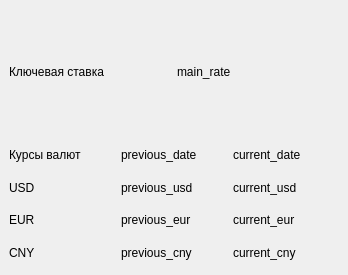
Qt form assets/cb_ui.ui (Konstantin-Here-Now/Important_Rates) before a commit.
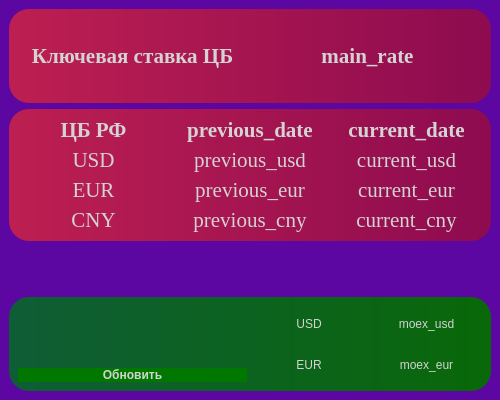
The same form after that commit. Icons and pictures are not drawn.

Commit message: Design improvements, added exchange rates from MOEX without logic (without web scraping).

The edit to the form file:
```diff
--- a/assets/cb_ui.ui
+++ b/assets/cb_ui.ui
@@ -6,14 +6,20 @@
    <rect>
     <x>0</x>
     <y>0</y>
-    <width>348</width>
-    <height>275</height>
+    <width>500</width>
+    <height>400</height>
    </rect>
   </property>
+  <property name="minimumSize">
+   <size>
+    <width>500</width>
+    <height>400</height>
+   </size>
+  </property>
   <property name="maximumSize">
    <size>
-    <width>800</width>
-    <height>800</height>
+    <width>500</width>
+    <height>400</height>
    </size>
   </property>
   <property name="windowTitle">
@@ -26,131 +32,701 @@
      <height>800</height>
     </size>
    </property>
+   <property name="font">
+    <font>
+     <family>Times New Roman</family>
+     <pointsize>16</pointsize>
+     <weight>50</weight>
+     <italic>false</italic>
+     <bold>false</bold>
+    </font>
+   </property>
    <property name="autoFillBackground">
     <bool>false</bool>
    </property>
+   <property name="styleSheet">
+    <string notr="true">background-color: rgb(92, 7, 162);
+font: 16pt &quot;Times New Roman&quot;;</string>
+   </property>
    <layout class="QVBoxLayout" name="verticalLayout_2">
     <item>
-     <layout class="QHBoxLayout" name="main_rate_layout">
-      <item>
-       <widget class="QLabel" name="constant_label_0">
-        <property name="text">
-         <string>Ключевая ставка</string>
-        </property>
-       </widget>
-      </item>
-      <item>
-       <widget class="QLabel" name="main_rate">
-        <property name="text">
-         <string>main_rate</string>
-        </property>
-       </widget>
-      </item>
-     </layout>
+     <widget class="QWidget" name="main_rate_widget" native="true">
+      <property name="styleSheet">
+       <string notr="true">background-color: qlineargradient(spread:repeat, x1:0, y1:0, x2:1, y2:0, stop:0 rgba(189, 31, 81, 255), stop:1 rgba(141, 11, 80, 255));
+border-radius: 20px;
+font: bold;</string>
+      </property>
+      <layout class="QHBoxLayout" name="horizontalLayout">
+       <item>
+        <widget class="QLabel" name="constant_label_0">
+         <property name="font">
+          <font>
+           <family>Times New Roman</family>
+           <pointsize>16</pointsize>
+           <weight>75</weight>
+           <italic>false</italic>
+           <bold>true</bold>
+          </font>
+         </property>
+         <property name="autoFillBackground">
+          <bool>false</bool>
+         </property>
+         <property name="styleSheet">
+          <string notr="true">background-color: rgba(255, 255, 255, 0);
+color: rgb(211, 211, 211);
+border-radius: 20px;</string>
+         </property>
+         <property name="frameShape">
+          <enum>QFrame::NoFrame</enum>
+         </property>
+         <property name="frameShadow">
+          <enum>QFrame::Plain</enum>
+         </property>
+         <property name="lineWidth">
+          <number>1</number>
+         </property>
+         <property name="midLineWidth">
+          <number>0</number>
+         </property>
+         <property name="text">
+          <string>Ключевая ставка ЦБ</string>
+         </property>
+         <property name="alignment">
+          <set>Qt::AlignCenter</set>
+         </property>
+        </widget>
+       </item>
+       <item>
+        <widget class="QLabel" name="main_rate">
+         <property name="autoFillBackground">
+          <bool>false</bool>
+         </property>
+         <property name="styleSheet">
+          <string notr="true">background-color: rgba(255, 255, 255, 0);
+color: rgb(211, 211, 211);
+border-radius: 20px;</string>
+         </property>
+         <property name="frameShape">
+          <enum>QFrame::NoFrame</enum>
+         </property>
+         <property name="frameShadow">
+          <enum>QFrame::Plain</enum>
+         </property>
+         <property name="lineWidth">
+          <number>1</number>
+         </property>
+         <property name="midLineWidth">
+          <number>0</number>
+         </property>
+         <property name="text">
+          <string>main_rate</string>
+         </property>
+         <property name="alignment">
+          <set>Qt::AlignCenter</set>
+         </property>
+        </widget>
+       </item>
+      </layout>
+     </widget>
     </item>
     <item>
-     <layout class="QVBoxLayout" name="other_rates_layout">
-      <item>
-       <layout class="QHBoxLayout" name="titles_layout">
-        <item>
-         <widget class="QLabel" name="constant_label_1">
-          <property name="text">
-           <string>Курсы валют</string>
-          </property>
-         </widget>
-        </item>
-        <item>
-         <widget class="QLabel" name="previous_date">
-          <property name="text">
-           <string>previous_date</string>
-          </property>
-         </widget>
-        </item>
-        <item>
-         <widget class="QLabel" name="current_date">
-          <property name="text">
-           <string>current_date</string>
-          </property>
-         </widget>
-        </item>
-       </layout>
-      </item>
-      <item>
-       <layout class="QHBoxLayout" name="usd_layout">
-        <item>
-         <widget class="QLabel" name="constant_label_2">
-          <property name="text">
-           <string>USD</string>
-          </property>
-         </widget>
-        </item>
-        <item>
-         <widget class="QLabel" name="previous_usd">
-          <property name="text">
-           <string>previous_usd</string>
-          </property>
-         </widget>
-        </item>
-        <item>
-         <widget class="QLabel" name="current_usd">
-          <property name="text">
-           <string>current_usd</string>
-          </property>
-         </widget>
-        </item>
-       </layout>
-      </item>
-      <item>
-       <layout class="QHBoxLayout" name="eur_layout">
-        <item>
-         <widget class="QLabel" name="constant_label_3">
-          <property name="text">
-           <string>EUR</string>
-          </property>
-         </widget>
-        </item>
-        <item>
-         <widget class="QLabel" name="previous_eur">
-          <property name="text">
-           <string>previous_eur</string>
-          </property>
-         </widget>
-        </item>
-        <item>
-         <widget class="QLabel" name="current_eur">
-          <property name="text">
-           <string>current_eur</string>
-          </property>
-         </widget>
-        </item>
-       </layout>
-      </item>
-      <item>
-       <layout class="QHBoxLayout" name="cny_layout">
-        <item>
-         <widget class="QLabel" name="constant_label_4">
-          <property name="text">
-           <string>CNY</string>
-          </property>
-         </widget>
-        </item>
-        <item>
-         <widget class="QLabel" name="previous_cny">
-          <property name="text">
-           <string>previous_cny</string>
-          </property>
-         </widget>
-        </item>
-        <item>
-         <widget class="QLabel" name="current_cny">
-          <property name="text">
-           <string>current_cny</string>
-          </property>
-         </widget>
-        </item>
-       </layout>
-      </item>
-     </layout>
+     <widget class="QWidget" name="other_rates_widget" native="true">
+      <property name="styleSheet">
+       <string notr="true">background-color: qlineargradient(spread:repeat, x1:0, y1:0, x2:1, y2:0, stop:0 rgba(189, 31, 81, 255), stop:1 rgba(141, 11, 80, 255));
+border-radius: 20px;</string>
+      </property>
+      <layout class="QHBoxLayout" name="horizontalLayout_2">
+       <item>
+        <layout class="QVBoxLayout" name="column_1">
+         <item>
+          <widget class="QLabel" name="constant_label_1">
+           <property name="font">
+            <font>
+             <family>Times New Roman</family>
+             <pointsize>16</pointsize>
+             <weight>75</weight>
+             <italic>false</italic>
+             <bold>true</bold>
+            </font>
+           </property>
+           <property name="styleSheet">
+            <string notr="true">background-color: rgba(255, 255, 255, 0);
+color: rgb(211, 211, 211);
+border-radius: 20px;
+font: bold;</string>
+           </property>
+           <property name="frameShape">
+            <enum>QFrame::NoFrame</enum>
+           </property>
+           <property name="frameShadow">
+            <enum>QFrame::Plain</enum>
+           </property>
+           <property name="lineWidth">
+            <number>1</number>
+           </property>
+           <property name="midLineWidth">
+            <number>0</number>
+           </property>
+           <property name="text">
+            <string>ЦБ РФ</string>
+           </property>
+           <property name="alignment">
+            <set>Qt::AlignCenter</set>
+           </property>
+          </widget>
+         </item>
+         <item>
+          <widget class="QLabel" name="constant_label_2">
+           <property name="styleSheet">
+            <string notr="true">background-color: rgba(255, 255, 255, 0);
+color: rgb(211, 211, 211);
+border-radius: 20px;</string>
+           </property>
+           <property name="frameShape">
+            <enum>QFrame::NoFrame</enum>
+           </property>
+           <property name="frameShadow">
+            <enum>QFrame::Plain</enum>
+           </property>
+           <property name="lineWidth">
+            <number>1</number>
+           </property>
+           <property name="midLineWidth">
+            <number>0</number>
+           </property>
+           <property name="text">
+            <string>USD</string>
+           </property>
+           <property name="alignment">
+            <set>Qt::AlignCenter</set>
+           </property>
+          </widget>
+         </item>
+         <item>
+          <widget class="QLabel" name="constant_label_3">
+           <property name="styleSheet">
+            <string notr="true">background-color: rgba(255, 255, 255, 0);
+color: rgb(211, 211, 211);
+border-radius: 20px;</string>
+           </property>
+           <property name="frameShape">
+            <enum>QFrame::NoFrame</enum>
+           </property>
+           <property name="frameShadow">
+            <enum>QFrame::Plain</enum>
+           </property>
+           <property name="lineWidth">
+            <number>1</number>
+           </property>
+           <property name="midLineWidth">
+            <number>0</number>
+           </property>
+           <property name="text">
+            <string>EUR</string>
+           </property>
+           <property name="alignment">
+            <set>Qt::AlignCenter</set>
+           </property>
+          </widget>
+         </item>
+         <item>
+          <widget class="QLabel" name="constant_label_4">
+           <property name="styleSheet">
+            <string notr="true">background-color: rgba(255, 255, 255, 0);
+color: rgb(211, 211, 211);
+border-radius: 20px;</string>
+           </property>
+           <property name="frameShape">
+            <enum>QFrame::NoFrame</enum>
+           </property>
+           <property name="frameShadow">
+            <enum>QFrame::Plain</enum>
+           </property>
+           <property name="lineWidth">
+            <number>1</number>
+           </property>
+           <property name="midLineWidth">
+            <number>0</number>
+           </property>
+           <property name="text">
+            <string>CNY</string>
+           </property>
+           <property name="alignment">
+            <set>Qt::AlignCenter</set>
+           </property>
+          </widget>
+         </item>
+        </layout>
+       </item>
+       <item>
+        <layout class="QVBoxLayout" name="column_2">
+         <item>
+          <widget class="QLabel" name="previous_date">
+           <property name="font">
+            <font>
+             <family>Times New Roman</family>
+             <pointsize>16</pointsize>
+             <weight>75</weight>
+             <italic>false</italic>
+             <bold>true</bold>
+            </font>
+           </property>
+           <property name="styleSheet">
+            <string notr="true">background-color: rgba(255, 255, 255, 0);
+color: rgb(211, 211, 211);
+border-radius: 20px;
+font: bold;</string>
+           </property>
+           <property name="frameShape">
+            <enum>QFrame::NoFrame</enum>
+           </property>
+           <property name="frameShadow">
+            <enum>QFrame::Plain</enum>
+           </property>
+           <property name="lineWidth">
+            <number>1</number>
+           </property>
+           <property name="midLineWidth">
+            <number>0</number>
+           </property>
+           <property name="text">
+            <string>previous_date</string>
+           </property>
+           <property name="alignment">
+            <set>Qt::AlignCenter</set>
+           </property>
+          </widget>
+         </item>
+         <item>
+          <widget class="QLabel" name="previous_usd">
+           <property name="styleSheet">
+            <string notr="true">background-color: rgba(255, 255, 255, 0);
+color: rgb(211, 211, 211);
+border-radius: 20px;</string>
+           </property>
+           <property name="frameShape">
+            <enum>QFrame::NoFrame</enum>
+           </property>
+           <property name="frameShadow">
+            <enum>QFrame::Plain</enum>
+           </property>
+           <property name="lineWidth">
+            <number>1</number>
+           </property>
+           <property name="midLineWidth">
+            <number>0</number>
+           </property>
+           <property name="text">
+            <string>previous_usd</string>
+           </property>
+           <property name="alignment">
+            <set>Qt::AlignCenter</set>
+           </property>
+          </widget>
+         </item>
+         <item>
+          <widget class="QLabel" name="previous_eur">
+           <property name="styleSheet">
+            <string notr="true">background-color: rgba(255, 255, 255, 0);
+color: rgb(211, 211, 211);
+border-radius: 20px;</string>
+           </property>
+           <property name="frameShape">
+            <enum>QFrame::NoFrame</enum>
+           </property>
+           <property name="frameShadow">
+            <enum>QFrame::Plain</enum>
+           </property>
+           <property name="lineWidth">
+            <number>1</number>
+           </property>
+           <property name="midLineWidth">
+            <number>0</number>
+           </property>
+           <property name="text">
+            <string>previous_eur</string>
+           </property>
+           <property name="alignment">
+            <set>Qt::AlignCenter</set>
+           </property>
+          </widget>
+         </item>
+         <item>
+          <widget class="QLabel" name="previous_cny">
+           <property name="styleSheet">
+            <string notr="true">background-color: rgba(255, 255, 255, 0);
+color: rgb(211, 211, 211);
+border-radius: 20px;</string>
+           </property>
+           <property name="frameShape">
+            <enum>QFrame::NoFrame</enum>
+           </property>
+           <property name="frameShadow">
+            <enum>QFrame::Plain</enum>
+           </property>
+           <property name="lineWidth">
+            <number>1</number>
+           </property>
+           <property name="midLineWidth">
+            <number>0</number>
+           </property>
+           <property name="text">
+            <string>previous_cny</string>
+           </property>
+           <property name="alignment">
+            <set>Qt::AlignCenter</set>
+           </property>
+          </widget>
+         </item>
+        </layout>
+       </item>
+       <item>
+        <layout class="QVBoxLayout" name="column_3">
+         <item>
+          <widget class="QLabel" name="current_date">
+           <property name="font">
+            <font>
+             <family>Times New Roman</family>
+             <pointsize>16</pointsize>
+             <weight>75</weight>
+             <italic>false</italic>
+             <bold>true</bold>
+            </font>
+           </property>
+           <property name="styleSheet">
+            <string notr="true">background-color: rgba(255, 255, 255, 0);
+color: rgb(211, 211, 211);
+border-radius: 20px;
+font: bold;</string>
+           </property>
+           <property name="frameShape">
+            <enum>QFrame::NoFrame</enum>
+           </property>
+           <property name="frameShadow">
+            <enum>QFrame::Plain</enum>
+           </property>
+           <property name="lineWidth">
+            <number>1</number>
+           </property>
+           <property name="midLineWidth">
+            <number>0</number>
+           </property>
+           <property name="text">
+            <string>current_date</string>
+           </property>
+           <property name="alignment">
+            <set>Qt::AlignCenter</set>
+           </property>
+          </widget>
+         </item>
+         <item>
+          <widget class="QLabel" name="current_usd">
+           <property name="styleSheet">
+            <string notr="true">background-color: rgba(255, 255, 255, 0);
+color: rgb(211, 211, 211);
+border-radius: 20px;</string>
+           </property>
+           <property name="frameShape">
+            <enum>QFrame::NoFrame</enum>
+           </property>
+           <property name="frameShadow">
+            <enum>QFrame::Plain</enum>
+           </property>
+           <property name="lineWidth">
+            <number>1</number>
+           </property>
+           <property name="midLineWidth">
+            <number>0</number>
+           </property>
+           <property name="text">
+            <string>current_usd</string>
+           </property>
+           <property name="alignment">
+            <set>Qt::AlignCenter</set>
+           </property>
+          </widget>
+         </item>
+         <item>
+          <widget class="QLabel" name="current_eur">
+           <property name="styleSheet">
+            <string notr="true">background-color: rgba(255, 255, 255, 0);
+color: rgb(211, 211, 211);
+border-radius: 20px;</string>
+           </property>
+           <property name="frameShape">
+            <enum>QFrame::NoFrame</enum>
+           </property>
+           <property name="frameShadow">
+            <enum>QFrame::Plain</enum>
+           </property>
+           <property name="lineWidth">
+            <number>1</number>
+           </property>
+           <property name="midLineWidth">
+            <number>0</number>
+           </property>
+           <property name="text">
+            <string>current_eur</string>
+           </property>
+           <property name="alignment">
+            <set>Qt::AlignCenter</set>
+           </property>
+          </widget>
+         </item>
+         <item>
+          <widget class="QLabel" name="current_cny">
+           <property name="styleSheet">
+            <string notr="true">background-color: rgba(255, 255, 255, 0);
+color: rgb(211, 211, 211);
+border-radius: 20px;</string>
+           </property>
+           <property name="frameShape">
+            <enum>QFrame::NoFrame</enum>
+           </property>
+           <property name="frameShadow">
+            <enum>QFrame::Plain</enum>
+           </property>
+           <property name="lineWidth">
+            <number>1</number>
+           </property>
+           <property name="midLineWidth">
+            <number>0</number>
+           </property>
+           <property name="text">
+            <string>current_cny</string>
+           </property>
+           <property name="alignment">
+            <set>Qt::AlignCenter</set>
+           </property>
+          </widget>
+         </item>
+        </layout>
+       </item>
+      </layout>
+     </widget>
+    </item>
+    <item>
+     <spacer name="verticalSpacer">
+      <property name="orientation">
+       <enum>Qt::Vertical</enum>
+      </property>
+      <property name="sizeType">
+       <enum>QSizePolicy::Fixed</enum>
+      </property>
+      <property name="sizeHint" stdset="0">
+       <size>
+        <width>20</width>
+        <height>50</height>
+       </size>
+      </property>
+     </spacer>
+    </item>
+    <item>
+     <widget class="QWidget" name="moex_widget" native="true">
+      <property name="font">
+       <font>
+        <family>Times New Roman</family>
+        <pointsize>16</pointsize>
+        <weight>50</weight>
+        <italic>false</italic>
+        <bold>false</bold>
+       </font>
+      </property>
+      <property name="styleSheet">
+       <string notr="true">background-color: qlineargradient(spread:repeat, x1:0, y1:0, x2:1, y2:0, stop:0 rgba(15, 93, 54, 255), stop:1 rgba(9, 104, 8, 255));
+border-radius: 20px;</string>
+      </property>
+      <layout class="QHBoxLayout" name="horizontalLayout_3">
+       <item>
+        <layout class="QVBoxLayout" name="verticalLayout">
+         <item>
+          <widget class="QLabel" name="constant_logo_label">
+           <property name="styleSheet">
+            <string notr="true">background-color: rgba(255, 255, 255, 0);
+color: rgb(211, 211, 211);
+border-radius: 20px;
+font: bold;</string>
+           </property>
+           <property name="text">
+            <string/>
+           </property>
+           <property name="pixmap">
+            <pixmap>moex_logo.png</pixmap>
+           </property>
+           <property name="scaledContents">
+            <bool>false</bool>
+           </property>
+           <property name="alignment">
+            <set>Qt::AlignCenter</set>
+           </property>
+           <property name="textInteractionFlags">
+            <set>Qt::LinksAccessibleByMouse</set>
+           </property>
+          </widget>
+         </item>
+         <item>
+          <widget class="QPushButton" name="moex_update_btn">
+           <property name="minimumSize">
+            <size>
+             <width>0</width>
+             <height>0</height>
+            </size>
+           </property>
+           <property name="styleSheet">
+            <string notr="true">QPushButton {
+	font: bold;
+	background-color: rgb(0, 120, 0);
+	color: rgb(211, 211, 211);
+	border-style: outset;
+    border-radius: 10px;
+}
+QPushButton:hover {
+	font: bold;
+	background-color: rgb(0, 150, 0);
+	color: rgb(211, 211, 211);
+	border-style: outset;
+    border-radius: 10px;
+}
+QPushButton:pressed {
+	font: bold;
+	background-color: rgb(0, 180, 0);
+	color: rgb(211, 211, 211);
+	border-style: outset;
+    border-radius: 10px;
+}</string>
+           </property>
+           <property name="text">
+            <string>Обновить</string>
+           </property>
+           <property name="default">
+            <bool>false</bool>
+           </property>
+          </widget>
+         </item>
+        </layout>
+       </item>
+       <item>
+        <layout class="QVBoxLayout" name="moex_rates_layout">
+         <item>
+          <layout class="QHBoxLayout" name="usd_layout_moex">
+           <item>
+            <widget class="QLabel" name="contant_label_6">
+             <property name="styleSheet">
+              <string notr="true">background-color: rgba(255, 255, 255, 0);
+color: rgb(211, 211, 211);
+border-radius: 20px;</string>
+             </property>
+             <property name="frameShape">
+              <enum>QFrame::NoFrame</enum>
+             </property>
+             <property name="frameShadow">
+              <enum>QFrame::Plain</enum>
+             </property>
+             <property name="lineWidth">
+              <number>1</number>
+             </property>
+             <property name="midLineWidth">
+              <number>0</number>
+             </property>
+             <property name="text">
+              <string>USD</string>
+             </property>
+             <property name="alignment">
+              <set>Qt::AlignCenter</set>
+             </property>
+            </widget>
+           </item>
+           <item>
+            <widget class="QLabel" name="moex_usd">
+             <property name="styleSheet">
+              <string notr="true">background-color: rgba(255, 255, 255, 0);
+color: rgb(211, 211, 211);
+border-radius: 20px;</string>
+             </property>
+             <property name="frameShape">
+              <enum>QFrame::NoFrame</enum>
+             </property>
+             <property name="frameShadow">
+              <enum>QFrame::Plain</enum>
+             </property>
+             <property name="lineWidth">
+              <number>1</number>
+             </property>
+             <property name="midLineWidth">
+              <number>0</number>
+             </property>
+             <property name="text">
+              <string>moex_usd</string>
+             </property>
+             <property name="alignment">
+              <set>Qt::AlignCenter</set>
+             </property>
+            </widget>
+           </item>
+          </layout>
+         </item>
+         <item>
+          <layout class="QHBoxLayout" name="eur_layout_moex">
+           <item>
+            <widget class="QLabel" name="contant_label_7">
+             <property name="styleSheet">
+              <string notr="true">background-color: rgba(255, 255, 255, 0);
+color: rgb(211, 211, 211);
+border-radius: 20px;</string>
+             </property>
+             <property name="frameShape">
+              <enum>QFrame::NoFrame</enum>
+             </property>
+             <property name="frameShadow">
+              <enum>QFrame::Plain</enum>
+             </property>
+             <property name="lineWidth">
+              <number>1</number>
+             </property>
+             <property name="midLineWidth">
+              <number>0</number>
+             </property>
+             <property name="text">
+              <string>EUR</string>
+             </property>
+             <property name="alignment">
+              <set>Qt::AlignCenter</set>
+             </property>
+            </widget>
+           </item>
+           <item>
+            <widget class="QLabel" name="moex_eur">
+             <property name="styleSheet">
+              <string notr="true">background-color: rgba(255, 255, 255, 0);
+color: rgb(211, 211, 211);
+border-radius: 20px;</string>
+             </property>
+             <property name="frameShape">
+              <enum>QFrame::NoFrame</enum>
+             </property>
+             <property name="frameShadow">
+              <enum>QFrame::Plain</enum>
+             </property>
+             <property name="lineWidth">
+              <number>1</number>
+             </property>
+             <property name="midLineWidth">
+              <number>0</number>
+             </property>
+             <property name="text">
+              <string>moex_eur</string>
+             </property>
+             <property name="alignment">
+              <set>Qt::AlignCenter</set>
+             </property>
+            </widget>
+           </item>
+          </layout>
+         </item>
+        </layout>
+       </item>
+      </layout>
+     </widget>
     </item>
    </layout>
   </widget>
```
Left out of the diff: 6 changed lines with no effect on the pictures. The commit also changes 6 other files.
